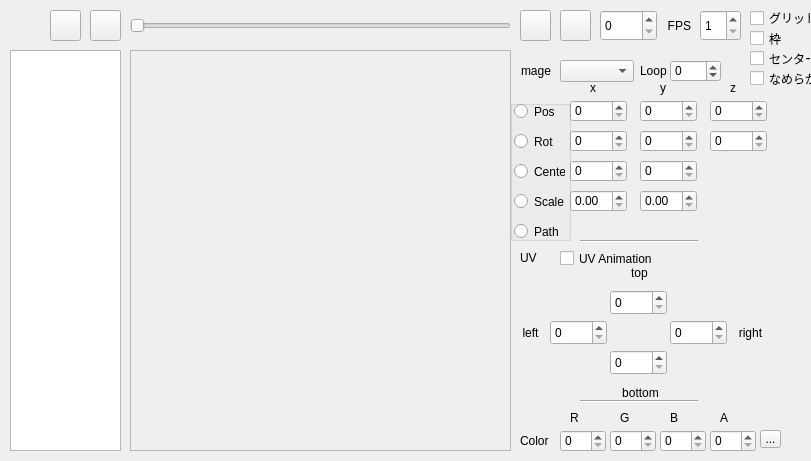
Before: the Qt Designer form ui/animationform.ui in chocoball/AnimationCreator, drawn with Qt 5.
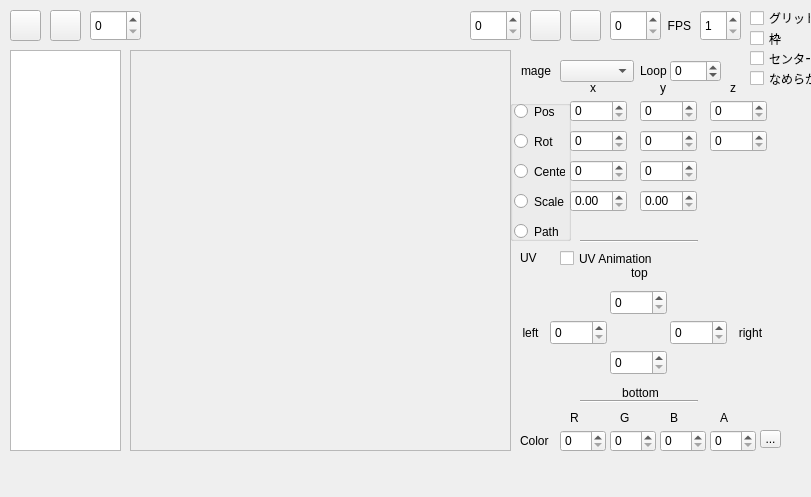
After: the same form once the commit is applied. Icons and pictures are not drawn. Custom widgets are drawn as their Qt base class.

Patch:
```diff
--- a/ui/animationform.ui
+++ b/ui/animationform.ui
@@ -7,7 +7,7 @@
     <x>0</x>
     <y>0</y>
     <width>811</width>
-    <height>461</height>
+    <height>497</height>
    </rect>
   </property>
   <property name="sizePolicy">
@@ -68,30 +68,14 @@
   <widget class="QSpinBox" name="spinBox_nowSequence">
    <property name="geometry">
     <rect>
-     <x>600</x>
+     <x>610</x>
      <y>10</y>
-     <width>57</width>
+     <width>51</width>
      <height>31</height>
     </rect>
    </property>
    <property name="maximum">
-    <number>1024</number>
-   </property>
-  </widget>
-  <widget class="QSlider" name="horizontalSlider_nowSequence">
-   <property name="geometry">
-    <rect>
-     <x>130</x>
-     <y>10</y>
-     <width>381</width>
-     <height>31</height>
-    </rect>
-   </property>
-   <property name="maximum">
-    <number>1024</number>
-   </property>
-   <property name="orientation">
-    <enum>Qt::Horizontal</enum>
+    <number>9999</number>
    </property>
   </widget>
   <widget class="QSpinBox" name="spinBox_pos_y">
@@ -358,7 +342,7 @@
   <widget class="QPushButton" name="pushButton_play">
    <property name="geometry">
     <rect>
-     <x>50</x>
+     <x>10</x>
      <y>10</y>
      <width>31</width>
      <height>31</height>
@@ -381,7 +365,7 @@
   <widget class="QPushButton" name="pushButton_stop">
    <property name="geometry">
     <rect>
-     <x>90</x>
+     <x>50</x>
      <y>10</y>
      <width>31</width>
      <height>31</height>
@@ -747,7 +731,7 @@
   <widget class="QPushButton" name="pushButton_backward">
    <property name="geometry">
     <rect>
-     <x>520</x>
+     <x>530</x>
      <y>10</y>
      <width>31</width>
      <height>31</height>
@@ -770,7 +754,7 @@
   <widget class="QPushButton" name="pushButton_forward">
    <property name="geometry">
     <rect>
-     <x>560</x>
+     <x>570</x>
      <y>10</y>
      <width>31</width>
      <height>31</height>
@@ -877,7 +861,53 @@
     <string>なめらか</string>
    </property>
   </widget>
+  <widget class="QSpinBox" name="spinBox_frame_start">
+   <property name="geometry">
+    <rect>
+     <x>90</x>
+     <y>10</y>
+     <width>51</width>
+     <height>31</height>
+    </rect>
+   </property>
+   <property name="maximum">
+    <number>9999</number>
+   </property>
+  </widget>
+  <widget class="QSpinBox" name="spinBox_frame_end">
+   <property name="geometry">
+    <rect>
+     <x>470</x>
+     <y>10</y>
+     <width>51</width>
+     <height>31</height>
+    </rect>
+   </property>
+   <property name="maximum">
+    <number>9999</number>
+   </property>
+  </widget>
+  <widget class="CDataMarkerLabel" name="label_frame">
+   <property name="geometry">
+    <rect>
+     <x>150</x>
+     <y>10</y>
+     <width>311</width>
+     <height>31</height>
+    </rect>
+   </property>
+   <property name="text">
+    <string/>
+   </property>
+  </widget>
  </widget>
+ <customwidgets>
+  <customwidget>
+   <class>CDataMarkerLabel</class>
+   <extends>QLabel</extends>
+   <header>src/cdatamarkerlabel.h</header>
+  </customwidget>
+ </customwidgets>
  <tabstops>
   <tabstop>pushButton_play</tabstop>
   <tabstop>pushButton_stop</tabstop>
```
Left out of the diff: 36 changed lines with no effect on the pictures.
